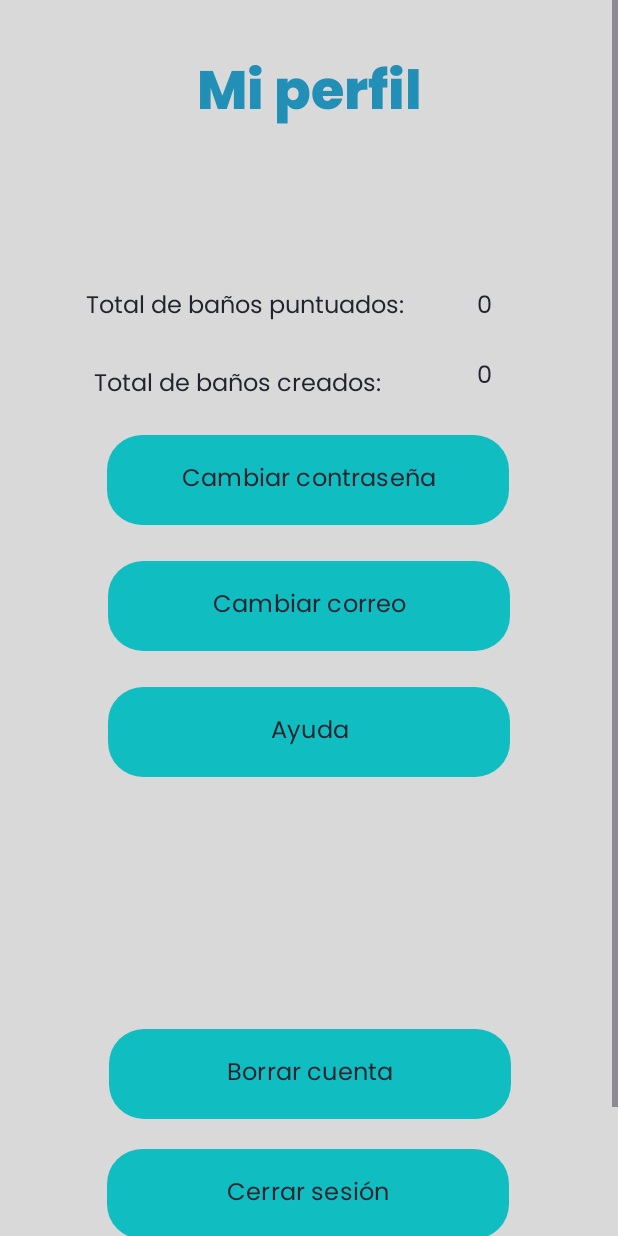
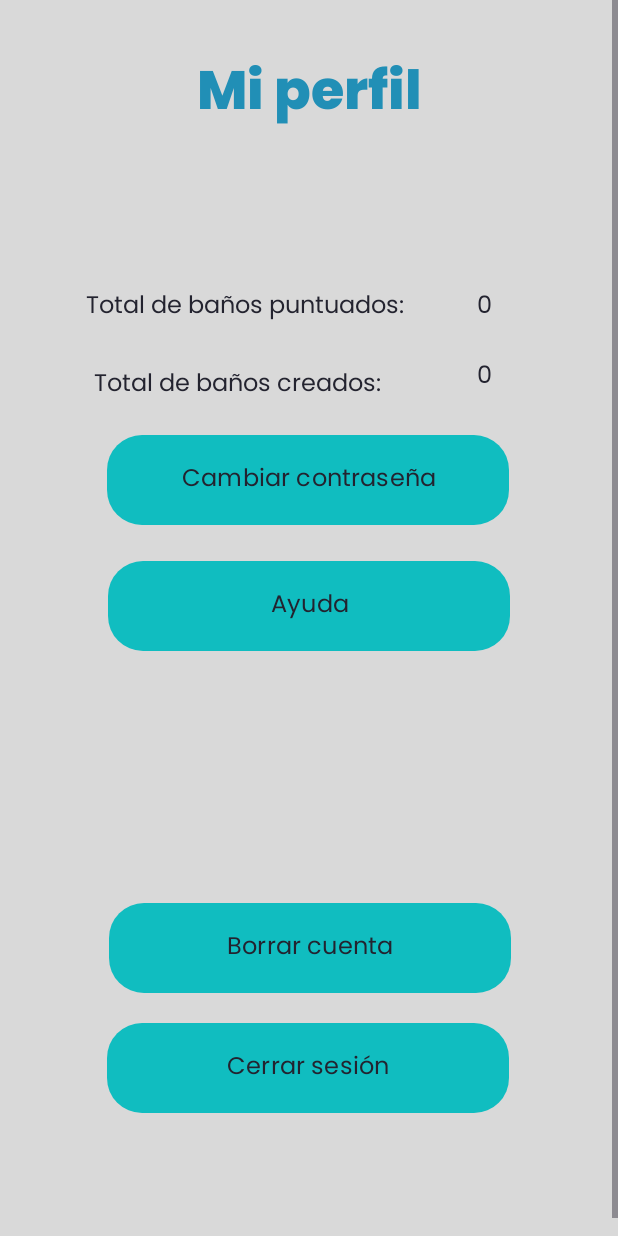
Before and after one commit to PabloMarpen/GoNow, an Android app: the fragment FragmentAjustes shown on its own in the app's theme, on a phone screen of 412 x 824 dp. Run offline under Robolectric (Android 15) with nearby library versions, the phone set to English and light mode, and no system bars; our stand-ins replace Firebase (no records; nobody signed in at launch, a user with empty details on screens opened directly).

Commit message:
v34 recu correo y verifi

```diff
--- a/app/src/main/java/com/example/gonow/vista/FragmentAjustes.kt
+++ b/app/src/main/java/com/example/gonow/vista/FragmentAjustes.kt
@@ -3,6 +3,7 @@ package com.example.gonow.vista
 import android.annotation.SuppressLint
 import android.content.Context
 import android.content.Intent
+import android.net.Uri
 import android.os.Bundle
 import android.util.Patterns
 import android.view.MotionEvent
@@ -20,6 +21,7 @@ import com.google.firebase.auth.FirebaseAuth
 import com.google.firebase.auth.FirebaseAuthRecentLoginRequiredException
 import com.google.firebase.database.FirebaseDatabase
 
+
 class FragmentAjustes : Fragment(R.layout.fragment_ajustes) {
 
     val auth = AuthSingleton.auth
@@ -33,7 +35,6 @@ class FragmentAjustes : Fragment(R.layout.fragment_ajustes) {
         fun CharSequence?.isValidEmail() = !isNullOrEmpty() && Patterns.EMAIL_ADDRESS.matcher(this).matches()
         val botonBorrarCuenta = view.findViewById<Button>(R.id.buttonBorrarCuenta)
         val botonCerrarSesion = view.findViewById<Button>(R.id.buttonCerrarSesion)
-        val botonCambiarCorreo = view.findViewById<Button>(R.id.buttonCambiarCorreo)
         val botonCambiarContrasena = view.findViewById<Button>(R.id.buttonCambiarContraseña)
         val botonAyuda = view.findViewById<Button>(R.id.buttonAyuda)
         val correoUsuario = view.findViewById<TextView>(R.id.textViewNombre)
@@ -104,7 +105,6 @@ class FragmentAjustes : Fragment(R.layout.fragment_ajustes) {
         listOf(
             botonBorrarCuenta,
             botonCerrarSesion,
-            botonCambiarCorreo,
             botonCambiarContrasena,
             botonAyuda
         ).forEach { it.setOnTouchListener(touchListener) }
@@ -165,23 +165,23 @@ class FragmentAjustes : Fragment(R.layout.fragment_ajustes) {
         }
 
         if(esGoogle){
-            botonCambiarCorreo.isEnabled = false
-            botonCambiarCorreo.setBackgroundColor(ContextCompat.getColor(requireContext(), R.color.supportVariant))
+
             botonCambiarContrasena.isEnabled = false
             botonCambiarContrasena.setBackgroundColor(ContextCompat.getColor(requireContext(), R.color.supportVariant))
 
         }
 
-        botonCambiarCorreo.setOnClickListener {
-            //cargamos el popup seleccionando nuestra interfaz
-            PopUpContenidoGeneral.newInstance(FragmentPopUpCambiarCorreo()).show(parentFragmentManager, "popUp")
-        }
 
         botonCambiarContrasena.setOnClickListener {
             //cargamos el popup seleccionando nuestra interfaz
             val fragmento = FragmentPopUpCambiarContraseña()
             val popup = PopUpContenidoGeneral.newInstance(fragmento)
             popup.show(parentFragmentManager, "popUp")
+        }
+
+        botonAyuda.setOnClickListener {
+            val browserIntent = Intent(Intent.ACTION_VIEW, Uri.parse("https://pablommp.myvnc.com/gonow.html"))
+            startActivity(browserIntent)
         }
 
 
--- a/app/src/main/java/com/example/gonow/vista/FragmentAjustesAnonimo.kt
+++ b/app/src/main/java/com/example/gonow/vista/FragmentAjustesAnonimo.kt
@@ -1,6 +1,7 @@
 package com.example.gonow.vista
 
 import android.content.Intent
+import android.net.Uri
 import android.os.Bundle
 import android.view.View
 import android.widget.Button
@@ -32,7 +33,8 @@ class FragmentAjustesAnonimo : Fragment(R.layout.fragment_ajustes_anonimo){
         }
 
         botonAyuda.setOnClickListener {
-
+            val browserIntent = Intent(Intent.ACTION_VIEW, Uri.parse("https://pablommp.myvnc.com/gonow.html"))
+            startActivity(browserIntent)
         }
 
     }
--- a/app/src/main/java/com/example/gonow/vista/FragmentAniadir.kt
+++ b/app/src/main/java/com/example/gonow/vista/FragmentAniadir.kt
@@ -450,6 +450,7 @@ class FragmentAniadir : Fragment(R.layout.fragment_aniadir){
                             "foto" to encodedImage,
                             "horario" to horario,
                             "puntuacion" to ratingBar.rating.toDouble(),
+                            "tipoUbi" to tipoUbiSeleccionado
                         )
 
                         // Actualizar el baño en Firestore
--- a/app/src/main/res/layout/fragment_ajustes.xml
+++ b/app/src/main/res/layout/fragment_ajustes.xml
@@ -120,19 +120,6 @@
         app:layout_constraintStart_toStartOf="parent"
         app:layout_constraintTop_toBottomOf="@+id/textView4" />
 
-    <Button
-        android:id="@+id/buttonCambiarCorreo"
-        style="@style/PrimaryButton"
-        android:layout_width="268dp"
-        android:layout_height="68dp"
-        android:layout_marginTop="16dp"
-        android:fontFamily="@font/poppinsregular"
-        android:text="@string/cambiar_correo"
-        android:textColor="@color/oscuro"
-        android:textSize="16sp"
-        app:layout_constraintEnd_toEndOf="parent"
-        app:layout_constraintStart_toStartOf="parent"
-        app:layout_constraintTop_toBottomOf="@+id/buttonCambiarContraseña" />
 
     <Button
         android:id="@+id/buttonAyuda"
@@ -146,7 +133,7 @@
         android:textSize="16sp"
         app:layout_constraintEnd_toEndOf="parent"
         app:layout_constraintStart_toStartOf="parent"
-        app:layout_constraintTop_toBottomOf="@+id/buttonCambiarCorreo" />
+        app:layout_constraintTop_toBottomOf="@+id/buttonCambiarContraseña" />
 
     <Button
         android:id="@+id/buttonBorrarCuenta"
--- a/app/src/main/res/layout/frame_carga.xml
+++ b/app/src/main/res/layout/frame_carga.xml
@@ -23,6 +23,7 @@
             android:layout_height="wrap_content"
             android:layout_marginTop="16dp"
             android:text="@string/cargando"
+            android:fontFamily="@font/poppinslight"
             android:textAlignment="center"
             android:textColor="@android:color/white"
             android:textSize="16sp" />
```
Also changed, not shown: app/src/main/java/com/example/gonow/vista/FragmentMapa.kt (+13 -2 lines), app/src/main/java/com/example/gonow/vista/FragmentPopUpCambiarCorreo.kt (deleted, +0 -34 lines), app/src/main/java/com/example/gonow/vista/FragmentPopUpTipoUbicacion.kt (+12 -13 lines), app/src/main/java/com/example/gonow/vista/FragmentResumenBanio.kt (+24 -13 lines), app/src/main/res/layout/fragment_pop_up_verificar_correo.xml (renamed from app/src/main/res/layout/fragment_pop_up_cambiar_correo.xml, +4 -3 lines), app/src/main/res/values/strings.xml (+23 -0 lines), app/src/main/res/drawable/idkubi.png (added), app/src/main/res/drawable/ubicafe.png (added), 1 other file.
